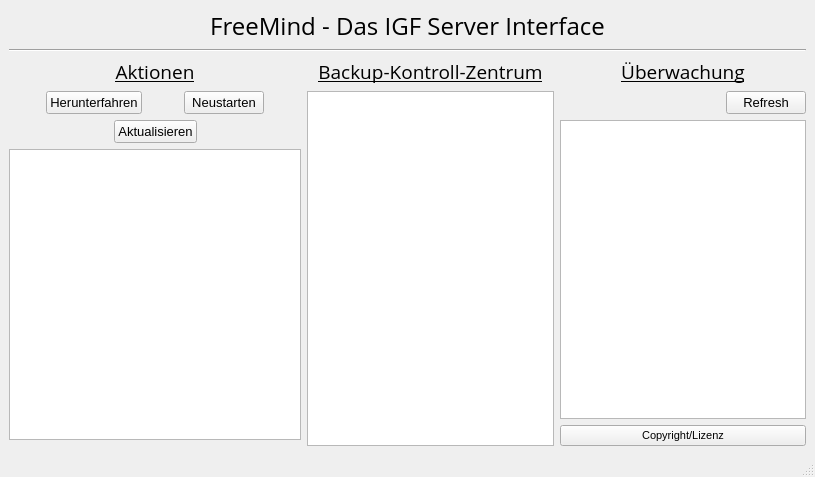
Above: client/GUI/First_graphical_User_Interface.ui from technikamateur/FreeMind before the change. Below: the same form after it.
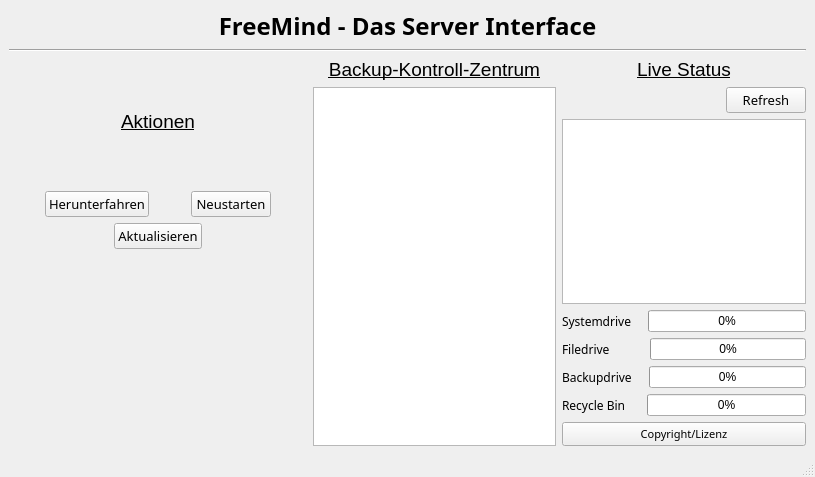
That is the form after the change. Icons and pictures are not drawn.

Commit message: modified GUI; added OneNote Overview

The edit to the form file:
```diff
--- a/client/GUI/First_graphical_User_Interface.ui
+++ b/client/GUI/First_graphical_User_Interface.ui
@@ -10,6 +10,12 @@
     <height>477</height>
    </rect>
   </property>
+  <property name="sizePolicy">
+   <sizepolicy hsizetype="Preferred" vsizetype="Preferred">
+    <horstretch>0</horstretch>
+    <verstretch>0</verstretch>
+   </sizepolicy>
+  </property>
   <property name="windowTitle">
    <string>IGF - FreeMind</string>
   </property>
@@ -25,17 +31,26 @@
   </property>
   <widget class="QWidget" name="centralwidget">
    <layout class="QGridLayout" name="gridLayout">
+    <item row="1" column="0" colspan="3">
+     <widget class="Line" name="line">
+      <property name="orientation">
+       <enum>Qt::Horizontal</enum>
+      </property>
+     </widget>
+    </item>
     <item row="4" column="1" rowspan="2">
      <layout class="QVBoxLayout" name="verticalLayout_4">
       <property name="bottomMargin">
        <number>0</number>
       </property>
       <item>
-       <widget class="QLabel" name="label_2">
+       <widget class="QLabel" name="label_backup">
         <property name="font">
          <font>
-          <family>Open Sans</family>
+          <family>MS Shell Dlg 2</family>
           <pointsize>14</pointsize>
+          <weight>50</weight>
+          <bold>false</bold>
           <underline>true</underline>
          </font>
         </property>
@@ -55,26 +70,165 @@
       </item>
      </layout>
     </item>
-    <item row="1" column="0" colspan="3">
-     <widget class="Line" name="line">
-      <property name="orientation">
-       <enum>Qt::Horizontal</enum>
-      </property>
-     </widget>
+    <item row="4" column="0">
+     <layout class="QVBoxLayout" name="verticalLayout">
+      <item>
+       <widget class="QLabel" name="label_aktion">
+        <property name="font">
+         <font>
+          <family>MS Shell Dlg 2</family>
+          <pointsize>14</pointsize>
+          <weight>50</weight>
+          <bold>false</bold>
+          <underline>true</underline>
+         </font>
+        </property>
+        <property name="text">
+         <string>Aktionen</string>
+        </property>
+        <property name="alignment">
+         <set>Qt::AlignCenter</set>
+        </property>
+        <property name="margin">
+         <number>5</number>
+        </property>
+       </widget>
+      </item>
+      <item>
+       <layout class="QHBoxLayout" name="horizontalLayout_2">
+        <item>
+         <spacer name="horizontalSpacer_4">
+          <property name="orientation">
+           <enum>Qt::Horizontal</enum>
+          </property>
+          <property name="sizeHint" stdset="0">
+           <size>
+            <width>40</width>
+            <height>20</height>
+           </size>
+          </property>
+         </spacer>
+        </item>
+        <item>
+         <widget class="QPushButton" name="btn_shutdown">
+          <property name="font">
+           <font>
+            <family>MS Reference Sans Serif</family>
+            <pointsize>10</pointsize>
+           </font>
+          </property>
+          <property name="text">
+           <string>Herunterfahren</string>
+          </property>
+         </widget>
+        </item>
+        <item>
+         <spacer name="horizontalSpacer_6">
+          <property name="orientation">
+           <enum>Qt::Horizontal</enum>
+          </property>
+          <property name="sizeHint" stdset="0">
+           <size>
+            <width>40</width>
+            <height>20</height>
+           </size>
+          </property>
+         </spacer>
+        </item>
+        <item>
+         <widget class="QPushButton" name="btn_restart">
+          <property name="font">
+           <font>
+            <family>MS Reference Sans Serif</family>
+            <pointsize>10</pointsize>
+           </font>
+          </property>
+          <property name="text">
+           <string>Neustarten</string>
+          </property>
+         </widget>
+        </item>
+        <item>
+         <spacer name="horizontalSpacer_5">
+          <property name="orientation">
+           <enum>Qt::Horizontal</enum>
+          </property>
+          <property name="sizeHint" stdset="0">
+           <size>
+            <width>40</width>
+            <height>20</height>
+           </size>
+          </property>
+         </spacer>
+        </item>
+       </layout>
+      </item>
+      <item>
+       <layout class="QHBoxLayout" name="horizontalLayout_4">
+        <property name="topMargin">
+         <number>0</number>
+        </property>
+        <item>
+         <spacer name="horizontalSpacer_2">
+          <property name="orientation">
+           <enum>Qt::Horizontal</enum>
+          </property>
+          <property name="sizeType">
+           <enum>QSizePolicy::Expanding</enum>
+          </property>
+          <property name="sizeHint" stdset="0">
+           <size>
+            <width>40</width>
+            <height>20</height>
+           </size>
+          </property>
+         </spacer>
+        </item>
+        <item>
+         <widget class="QPushButton" name="btn_update">
+          <property name="font">
+           <font>
+            <family>MS Reference Sans Serif</family>
+            <pointsize>10</pointsize>
+           </font>
+          </property>
+          <property name="text">
+           <string>Aktualisieren</string>
+          </property>
+         </widget>
+        </item>
+        <item>
+         <spacer name="horizontalSpacer_3">
+          <property name="orientation">
+           <enum>Qt::Horizontal</enum>
+          </property>
+          <property name="sizeHint" stdset="0">
+           <size>
+            <width>40</width>
+            <height>20</height>
+           </size>
+          </property>
+         </spacer>
+        </item>
+       </layout>
+      </item>
+     </layout>
     </item>
     <item row="4" column="2" rowspan="2">
      <layout class="QVBoxLayout" name="verticalLayout_3">
       <item>
-       <widget class="QLabel" name="label_3">
+       <widget class="QLabel" name="label_live">
         <property name="font">
          <font>
-          <family>Open Sans</family>
+          <family>MS Shell Dlg 2</family>
           <pointsize>14</pointsize>
+          <weight>50</weight>
+          <bold>false</bold>
           <underline>true</underline>
          </font>
         </property>
         <property name="text">
-         <string>Überwachung</string>
+         <string>Live Status</string>
         </property>
         <property name="alignment">
          <set>Qt::AlignCenter</set>
@@ -103,9 +257,10 @@
          </spacer>
         </item>
         <item>
-         <widget class="QPushButton" name="pushButton_5">
+         <widget class="QPushButton" name="btn_refresh">
           <property name="font">
            <font>
+            <family>MS Reference Sans Serif</family>
             <pointsize>10</pointsize>
            </font>
           </property>
@@ -127,9 +282,178 @@
        </widget>
       </item>
       <item>
-       <widget class="QPushButton" name="pushButton_4">
+       <layout class="QHBoxLayout" name="horizontalLayout">
+        <property name="bottomMargin">
+         <number>0</number>
+        </property>
+        <item>
+         <widget class="QLabel" name="label_systemdrive">
+          <property name="font">
+           <font>
+            <family>MS Reference Sans Serif</family>
+           </font>
+          </property>
+          <property name="text">
+           <string>Systemdrive</string>
+          </property>
+         </widget>
+        </item>
+        <item>
+         <spacer name="horizontalSpacer_7">
+          <property name="orientation">
+           <enum>Qt::Horizontal</enum>
+          </property>
+          <property name="sizeType">
+           <enum>QSizePolicy::Fixed</enum>
+          </property>
+          <property name="sizeHint" stdset="0">
+           <size>
+            <width>10</width>
+            <height>20</height>
+           </size>
+          </property>
+         </spacer>
+        </item>
+        <item>
+         <widget class="QProgressBar" name="bar_mem_systemdrive">
+          <property name="value">
+           <number>0</number>
+          </property>
+         </widget>
+        </item>
+       </layout>
+      </item>
+      <item>
+       <layout class="QHBoxLayout" name="horizontalLayout_5">
+        <property name="bottomMargin">
+         <number>0</number>
+        </property>
+        <item>
+         <widget class="QLabel" name="label_filedrive">
+          <property name="font">
+           <font>
+            <family>MS Reference Sans Serif</family>
+           </font>
+          </property>
+          <property name="text">
+           <string>Filedrive</string>
+          </property>
+         </widget>
+        </item>
+        <item>
+         <spacer name="horizontalSpacer_8">
+          <property name="orientation">
+           <enum>Qt::Horizontal</enum>
+          </property>
+          <property name="sizeType">
+           <enum>QSizePolicy::Fixed</enum>
+          </property>
+          <property name="sizeHint" stdset="0">
+           <size>
+            <width>34</width>
+            <height>20</height>
+           </size>
+          </property>
+         </spacer>
+        </item>
+        <item>
+         <widget class="QProgressBar" name="bar_mem_filedrive">
+          <property name="value">
+           <number>0</number>
+          </property>
+         </widget>
+        </item>
+       </layout>
+      </item>
+      <item>
+       <layout class="QHBoxLayout" name="horizontalLayout_6">
+        <property name="bottomMargin">
+         <number>0</number>
+        </property>
+        <item>
+         <widget class="QLabel" name="label_backupdrive">
+          <property name="font">
+           <font>
+            <family>MS Reference Sans Serif</family>
+           </font>
+          </property>
+          <property name="text">
+           <string>Backupdrive</string>
+          </property>
+         </widget>
+        </item>
+        <item>
+         <spacer name="horizontalSpacer_9">
+          <property name="orientation">
+           <enum>Qt::Horizontal</enum>
+          </property>
+          <property name="sizeType">
+           <enum>QSizePolicy::Fixed</enum>
+          </property>
+          <property name="sizeHint" stdset="0">
+           <size>
+            <width>11</width>
+            <height>20</height>
+           </size>
+          </property>
+         </spacer>
+        </item>
+        <item>
+         <widget class="QProgressBar" name="bar_mem_backupdrive">
+          <property name="value">
+           <number>0</number>
+          </property>
+         </widget>
+        </item>
+       </layout>
+      </item>
+      <item>
+       <layout class="QHBoxLayout" name="horizontalLayout_7">
+        <property name="bottomMargin">
+         <number>0</number>
+        </property>
+        <item>
+         <widget class="QLabel" name="label_recycledrive">
+          <property name="font">
+           <font>
+            <family>MS Reference Sans Serif</family>
+           </font>
+          </property>
+          <property name="text">
+           <string>Recycle Bin</string>
+          </property>
+         </widget>
+        </item>
+        <item>
+         <spacer name="horizontalSpacer_10">
+          <property name="orientation">
+           <enum>Qt::Horizontal</enum>
+          </property>
+          <property name="sizeType">
+           <enum>QSizePolicy::Fixed</enum>
+          </property>
+          <property name="sizeHint" stdset="0">
+           <size>
+            <width>15</width>
+            <height>20</height>
+           </size>
+          </property>
+         </spacer>
+        </item>
+        <item>
+         <widget class="QProgressBar" name="bar_mem_recycledrive">
+          <property name="value">
+           <number>0</number>
+          </property>
+         </widget>
+        </item>
+       </layout>
+      </item>
+      <item>
+       <widget class="QPushButton" name="btn_copyright">
         <property name="font">
          <font>
+          <family>MS Reference Sans Serif</family>
           <pointsize>8</pointsize>
          </font>
         </property>
@@ -144,13 +468,13 @@
      </layout>
     </item>
     <item row="0" column="0" colspan="3">
-     <widget class="QLabel" name="label_head">
+     <widget class="QLabel" name="label_title">
       <property name="font">
        <font>
-        <family>Open Sans</family>
+        <family>MS Reference Sans Serif</family>
         <pointsize>18</pointsize>
-        <weight>50</weight>
-        <bold>false</bold>
+        <weight>75</weight>
+        <bold>true</bold>
         <underline>false</underline>
        </font>
       </property>
@@ -161,7 +485,7 @@
        <enum>Qt::LeftToRight</enum>
       </property>
       <property name="text">
-       <string>FreeMind - Das IGF Server Interface</string>
+       <string>FreeMind - Das Server Interface</string>
       </property>
       <property name="scaledContents">
        <bool>true</bool>
@@ -174,148 +498,6 @@
       </property>
      </widget>
     </item>
-    <item row="4" column="0">
-     <layout class="QVBoxLayout" name="verticalLayout">
-      <item>
-       <widget class="QLabel" name="label">
-        <property name="font">
-         <font>
-          <family>Open Sans</family>
-          <pointsize>14</pointsize>
-          <underline>true</underline>
-         </font>
-        </property>
-        <property name="text">
-         <string>Aktionen</string>
-        </property>
-        <property name="alignment">
-         <set>Qt::AlignCenter</set>
-        </property>
-        <property name="margin">
-         <number>5</number>
-        </property>
-       </widget>
-      </item>
-      <item>
-       <layout class="QHBoxLayout" name="horizontalLayout_2">
-        <item>
-         <spacer name="horizontalSpacer_4">
-          <property name="orientation">
-           <enum>Qt::Horizontal</enum>
-          </property>
-          <property name="sizeHint" stdset="0">
-           <size>
-            <width>40</width>
-            <height>20</height>
-           </size>
-          </property>
-         </spacer>
-        </item>
-        <item>
-         <widget class="QPushButton" name="pushButton">
-          <property name="font">
-           <font>
-            <pointsize>10</pointsize>
-           </font>
-          </property>
-          <property name="text">
-           <string>Herunterfahren</string>
-          </property>
-         </widget>
-        </item>
-        <item>
-         <spacer name="horizontalSpacer_6">
-          <property name="orientation">
-           <enum>Qt::Horizontal</enum>
-          </property>
-          <property name="sizeHint" stdset="0">
-           <size>
-            <width>40</width>
-            <height>20</height>
-           </size>
-          </property>
-         </spacer>
-        </item>
-        <item>
-         <widget class="QPushButton" name="pushButton_2">
-          <property name="font">
-           <font>
-            <pointsize>10</pointsize>
-           </font>
-          </property>
-          <property name="text">
-           <string>Neustarten</string>
-          </property>
-         </widget>
-        </item>
-        <item>
-         <spacer name="horizontalSpacer_5">
-          <property name="orientation">
-           <enum>Qt::Horizontal</enum>
-          </property>
-          <property name="sizeHint" stdset="0">
-           <size>
-            <width>40</width>
-            <height>20</height>
-           </size>
-          </property>
-         </spacer>
-        </item>
-       </layout>
-      </item>
-      <item>
-       <layout class="QHBoxLayout" name="horizontalLayout_4">
-        <property name="topMargin">
-         <number>0</number>
-        </property>
-        <item>
-         <spacer name="horizontalSpacer_2">
-          <property name="orientation">
-           <enum>Qt::Horizontal</enum>
-          </property>
-          <property name="sizeType">
-           <enum>QSizePolicy::Expanding</enum>
-          </property>
-          <property name="sizeHint" stdset="0">
-           <size>
-            <width>40</width>
-            <height>20</height>
-           </size>
-          </property>
-         </spacer>
-        </item>
-        <item>
-         <widget class="QPushButton" name="pushButton_3">
-          <property name="font">
-           <font>
-            <pointsize>10</pointsize>
-           </font>
-          </property>
-          <property name="text">
-           <string>Aktualisieren</string>
-          </property>
-         </widget>
-        </item>
-        <item>
-         <spacer name="horizontalSpacer_3">
-          <property name="orientation">
-           <enum>Qt::Horizontal</enum>
-          </property>
-          <property name="sizeHint" stdset="0">
-           <size>
-            <width>40</width>
-            <height>20</height>
-           </size>
-          </property>
-         </spacer>
-        </item>
-       </layout>
-      </item>
-      <item>
-       <widget class="QTextBrowser" name="textBrowser_2"/>
-      </item>
-     </layout>
-    </item>
    </layout>
   </widget>
   <widget class="QMenuBar" name="menubar">
@@ -334,6 +516,11 @@
     <string>go</string>
    </property>
   </action>
+  <action name="actionHalleluja7">
+   <property name="text">
+    <string>Halleluja7</string>
+   </property>
+  </action>
  </widget>
  <resources/>
  <connections/>
```
The commit also changes 3 other files.
